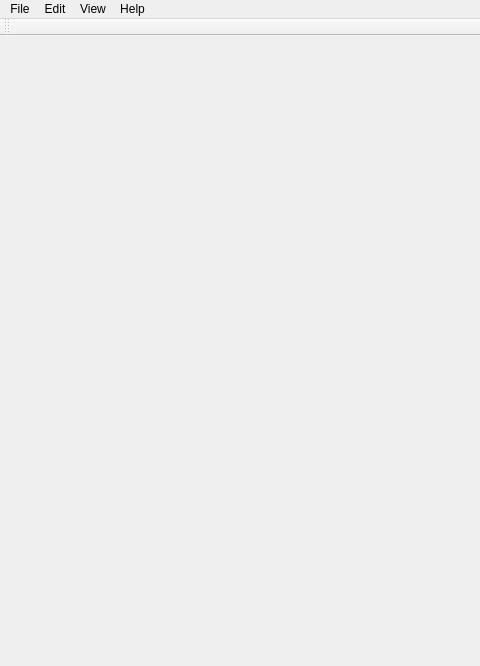
Old version of the form Components/Views/acMainWindow.ui in the repository cmpute/AnCloud; both pictures show x 0 to 480 and y 0 to 666 of the 1002 by 666 pixel window.
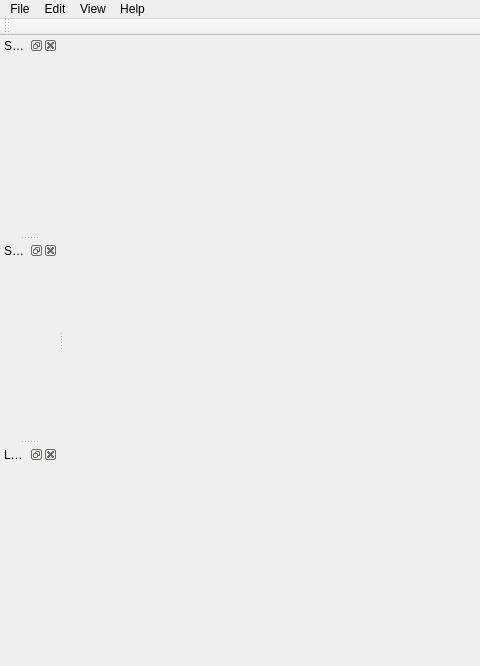
New version of the form. Icons and pictures are not drawn. Custom widgets are drawn as their Qt base class.

Commit message: Add dock widgets

Patch:
```diff
--- a/Components/Views/acMainWindow.ui
+++ b/Components/Views/acMainWindow.ui
@@ -70,12 +70,57 @@
     <bool>false</bool>
    </attribute>
   </widget>
+  <widget class="QDockWidget" name="selectionViewDock">
+   <property name="windowTitle">
+    <string>Selection View</string>
+   </property>
+   <attribute name="dockWidgetArea">
+    <number>1</number>
+   </attribute>
+   <widget class="acSelectionViewWidget" name="selectionView"/>
+  </widget>
+  <widget class="QDockWidget" name="selectionInfoDock">
+   <property name="windowTitle">
+    <string>Selection Information</string>
+   </property>
+   <attribute name="dockWidgetArea">
+    <number>1</number>
+   </attribute>
+   <widget class="acSelectionInfoWidget" name="selectionInfo"/>
+  </widget>
+  <widget class="QDockWidget" name="labelViewDock">
+   <property name="windowTitle">
+    <string>Label List</string>
+   </property>
+   <attribute name="dockWidgetArea">
+    <number>1</number>
+   </attribute>
+   <widget class="acLabelViewWidget" name="labelView"/>
+  </widget>
  </widget>
  <customwidgets>
   <customwidget>
    <class>acMainToolbar</class>
    <extends>QToolBar</extends>
-   <header location="global">Components/Toolbars/acMainToolbar.h</header>
+   <header>Components/Toolbars/acMainToolbar.h</header>
+  </customwidget>
+  <customwidget>
+   <class>acSelectionInfoWidget</class>
+   <extends>QWidget</extends>
+   <header>Components/Widgets/acSelectionInfoWidget.h</header>
+   <container>1</container>
+  </customwidget>
+  <customwidget>
+   <class>acSelectionViewWidget</class>
+   <extends>QWidget</extends>
+   <header>Components/Widgets/acSelectionViewWidget.h</header>
+   <container>1</container>
+  </customwidget>
+  <customwidget>
+   <class>acLabelViewWidget</class>
+   <extends>QWidget</extends>
+   <header>Components/Widgets/acLabelViewWidget.h</header>
+   <container>1</container>
   </customwidget>
  </customwidgets>
  <resources>
```
The commit also changes 15 other files.
